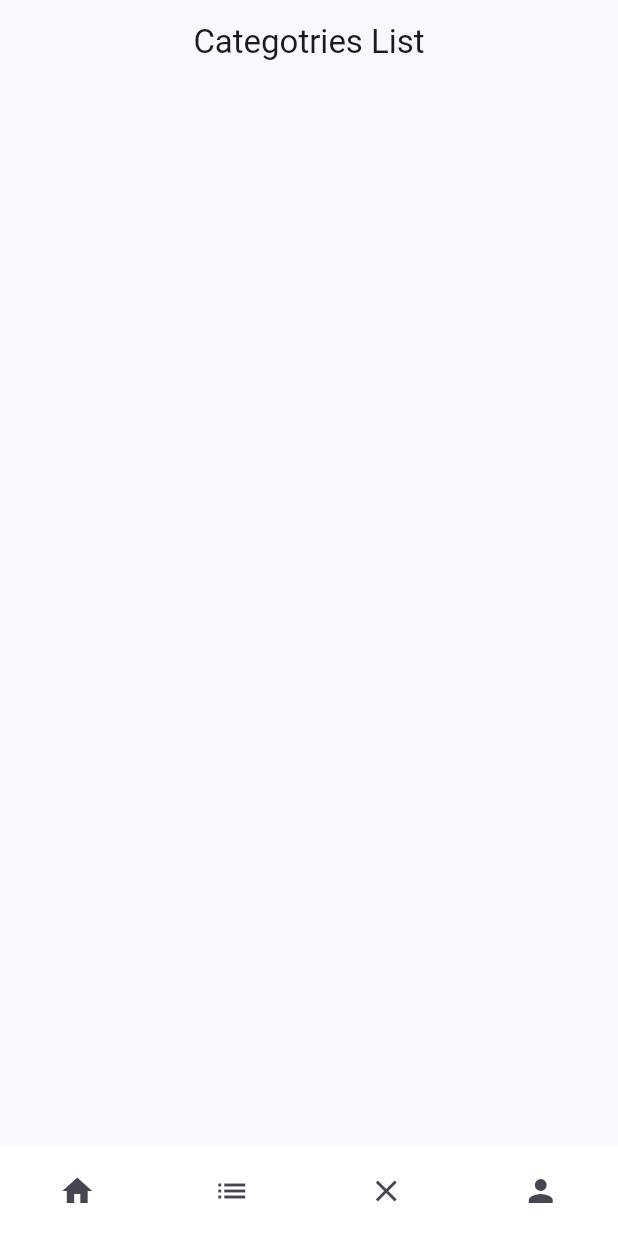
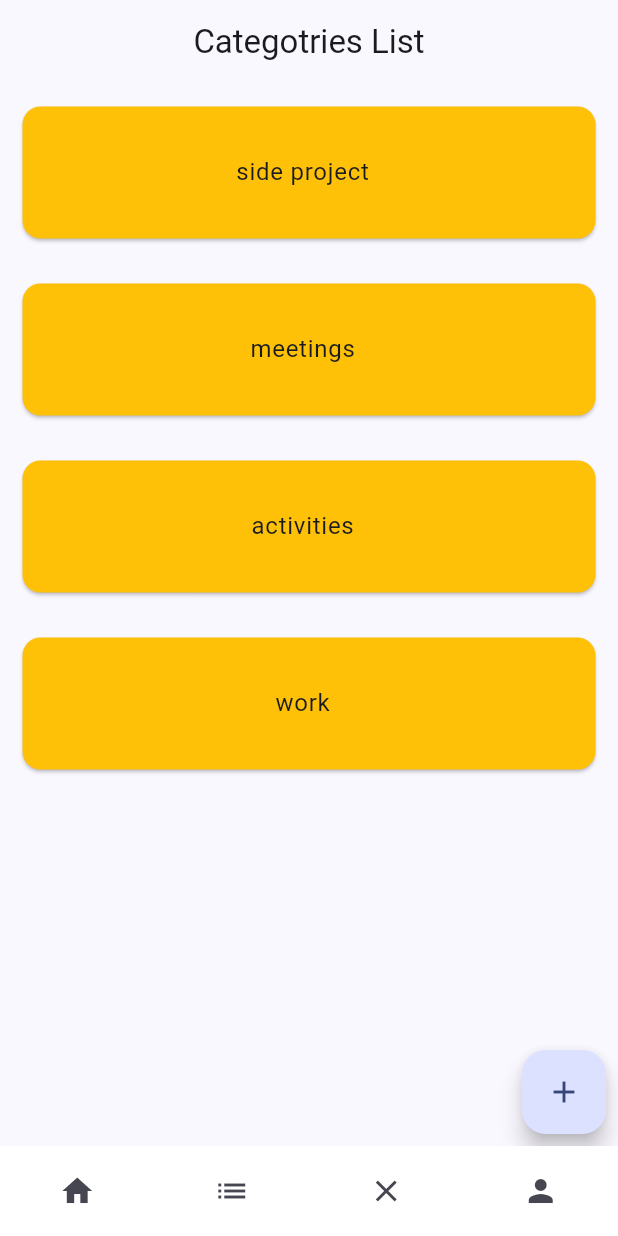
Before and after one commit to aqquaa-4thewin/flutter-notes-application, a Flutter app: the screen it shows after launch, item 2 of the bottom bar chosen, on a phone screen of 412 x 824 dp. Run offline on Flutter 3.47's test engine with Material 3 defaults, Android fonts, the phone set to English and light mode, and no system bars.

Commit message:
added the category

```diff
--- a/lib/pages/categories.dart
+++ b/lib/pages/categories.dart
@@ -1,5 +1,9 @@
 import 'package:flutter/material.dart';
+import 'package:flutter_application_2/models/category.dart';
+import 'package:flutter_application_2/pages/category.dart';
+import 'package:flutter_application_2/shared/shared.dart';
 import 'package:flutter_application_2/widgets/custom-bnb.dart';
+import 'package:flutter_application_2/shared/category.dart';
 
 class CategoriesPage extends StatefulWidget {
   const CategoriesPage({super.key});
@@ -15,12 +19,70 @@ class _CategoriesPageState extends State<CategoriesPage> {
         centerTitle: true,
         title: const Text("Categotries List"),
       ),
-      body: ListView(
-        children: const [
-          //ListTile()
-        ],
-      ),
+      body: Stack(children: [
+        ListView.builder(
+          itemCount: categories.length,
+          itemBuilder: (context, index) {
+            return categoryCard(categories[index]);
+          },
+        ),
+        Positioned.fill(
+          child: Align(
+            alignment: Alignment.bottomRight,
+            child: Padding(
+              padding: const EdgeInsets.all(8.0),
+              child: FloatingActionButton(
+                onPressed: () {
+                  Category newCategory = Category(name: "", id: 0);
+                  Navigator.push(
+                    context,
+                    MaterialPageRoute(
+                      builder: (BuildContext context) => CategoryPage(
+                        category: newCategory,
+                      ),
+                    ),
+                  ).then((onValue) {
+                    if (onValue == 'add task') {
+                      print("enter");
+                      taskStreamController.sink.add("event");
+                    }
+                  });
+                },
+                child: const Icon(Icons.add),
+              ),
+            ),
+          ),
+        ),
+      ]),
       bottomNavigationBar: customBNB(),
     );
   }
+
+  Widget categoryCard(category) {
+    return InkWell(
+      onTap: () {
+        Navigator.push(
+          context,
+          MaterialPageRoute(
+            builder: (BuildContext context) => CategoryPage(
+              category: category,
+            ),
+          ),
+        );
+      },
+      child: Card(
+        margin: EdgeInsets.all(15),
+        color: Colors.amber,
+        child: Container(
+          padding: EdgeInsets.all(16),
+          child: ListTile(
+            title: Text(
+              category.name,
+              textAlign: TextAlign.center,
+            ),
+          ),
+        ),
+      ),
+    );
+  }
 }
--- /dev/null
+++ b/lib/shared/category.dart
@@ -0,0 +1,8 @@
+import 'package:flutter_application_2/models/category.dart';
+
+List categories = [
+  Category(name: "side project", id: 1),
+  Category(name: "meetings", id: 2),
+  Category(name: "activities", id: 3),
+  Category(name: "work", id: 4),
+];
```
Also changed, not shown: lib/pages/category.dart (added, +70 -0 lines).
